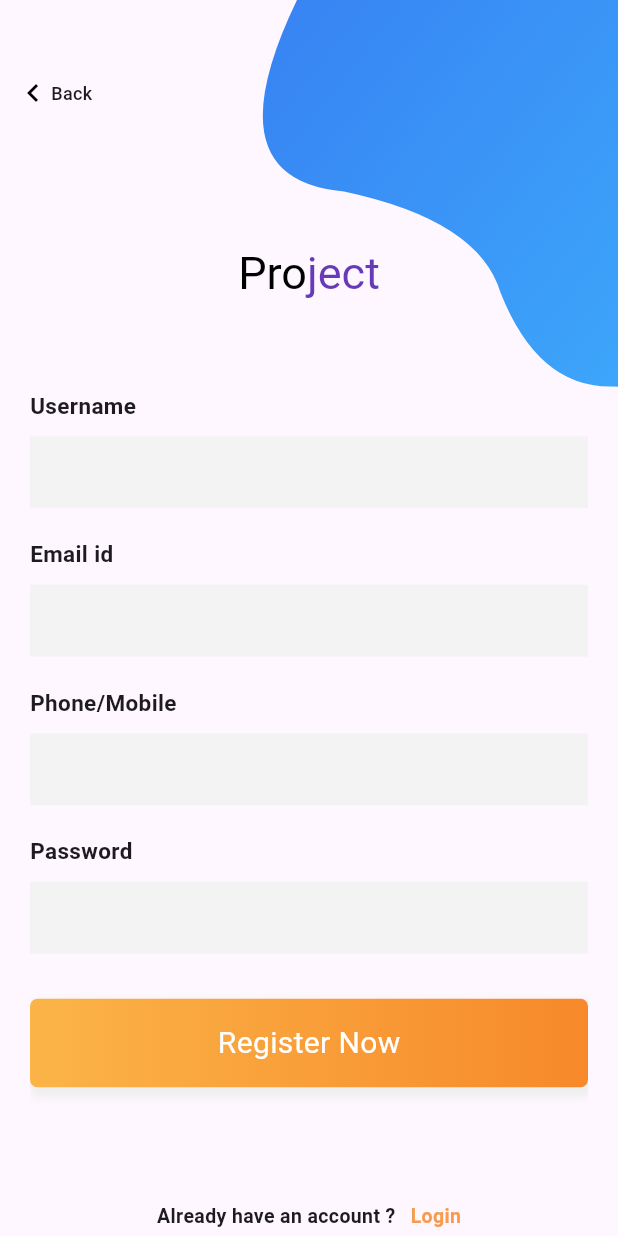
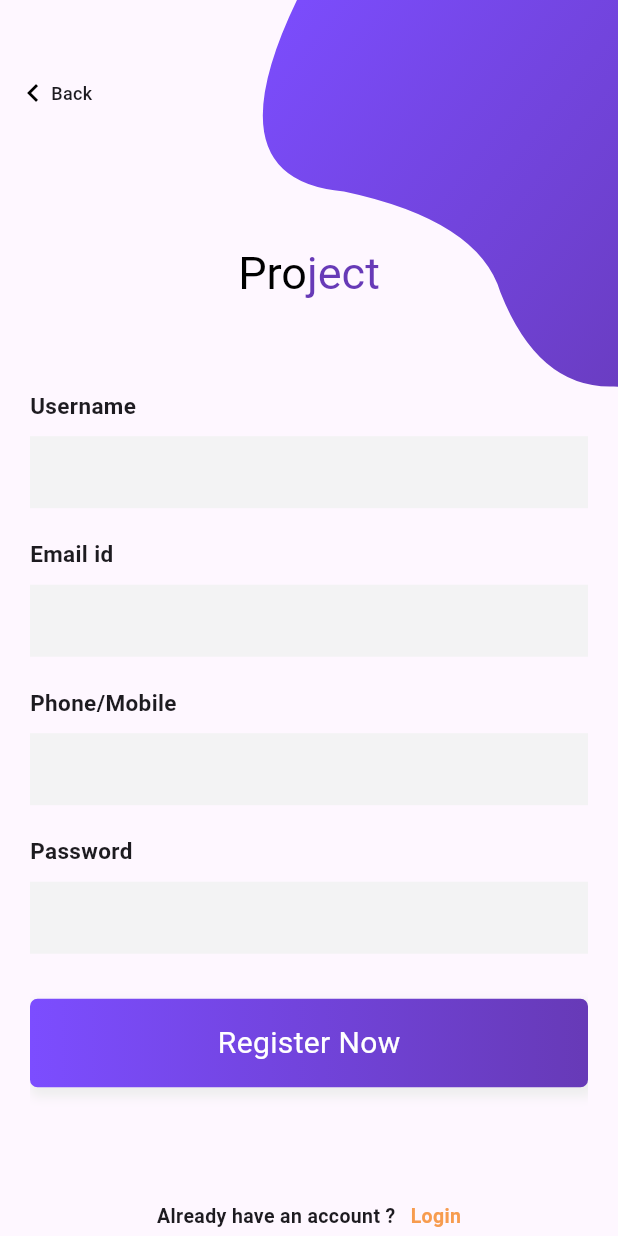
Before and after one commit to mohitpraja/WORKLYTICS--MUMBAIHACKS-2024-, a Flutter app: the SignUp screen opened directly, on a phone screen of 412 x 824 dp. Run offline on Flutter 3.47's test engine with Material 3 defaults, Android fonts, the phone set to English and light mode, and no system bars; our stand-ins replace cloud_firestore, firebase_storage, geocoding, geolocator, get, google_fonts and 4 more; accounts and stored records are empty; statements that could not run were skipped.

Commit message:
change color

```diff
--- a/lib/core/bezierContainer.dart
+++ b/lib/core/bezierContainer.dart
@@ -21,7 +21,11 @@ class BezierContainer extends StatelessWidget {
               gradient: LinearGradient(
                 begin: Alignment.topCenter,
                 end: Alignment.bottomCenter,
-                colors: [Color(0xff3782F2),Color(0xff3eacfc)]
+                  colors: [
+                    Colors.deepPurpleAccent,
+                    Colors.deepPurple,
+                  ]
+
               )
             ),
         ),
--- a/lib/feature/login.dart
+++ b/lib/feature/login.dart
@@ -1,6 +1,3 @@
-import 'dart:developer';
-
-import 'package:flutter/foundation.dart';
 import 'package:flutter/material.dart';
 import 'package:shared_preferences/shared_preferences.dart';
 import 'package:worklytics/core/bezierContainer.dart';
--- a/lib/feature/signup.dart
+++ b/lib/feature/signup.dart
@@ -129,7 +129,11 @@ class _SignUpState extends State<SignUp> {
             gradient: LinearGradient(
                 begin: Alignment.centerLeft,
                 end: Alignment.centerRight,
-                colors: [Color(0xfffbb448), Color(0xfff7892b)])),
+                colors: [
+                  Colors.deepPurpleAccent,
+                  Colors.deepPurple,
+                ]
+            )),
         child: Text(
           'Register Now',
           style: TextStyle(fontSize: 20, color: Colors.white),
--- a/lib/main.dart
+++ b/lib/main.dart
@@ -13,6 +13,7 @@ class MyApp extends StatelessWidget {
   @override
   Widget build(BuildContext context) {
     return GetMaterialApp(
+      debugShowCheckedModeBanner: false,
       title: 'Worklytics',
       theme: ThemeData(
         colorScheme: ColorScheme.fromSeed(seedColor: primaryColor),
```
Also changed, not shown: lib/feature/user_view.dart (+12 -3 lines), 1 other file.
